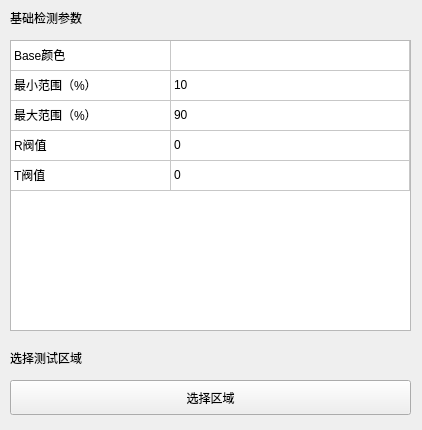
Qt form VisionDetect/InspHeightBaseWidget.ui (chuandongxu/AOI) before a commit.
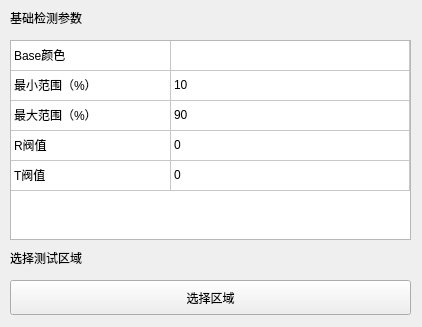
The same form after that commit.

Commit message:
3D Global Base Fun Test
1. Fun Test Done.

```diff
--- a/VisionDetect/InspHeightBaseWidget.ui
+++ b/VisionDetect/InspHeightBaseWidget.ui
@@ -7,7 +7,7 @@
     <x>0</x>
     <y>0</y>
     <width>422</width>
-    <height>430</height>
+    <height>327</height>
    </rect>
   </property>
   <property name="windowTitle">
@@ -19,7 +19,7 @@
      <x>10</x>
      <y>40</y>
      <width>401</width>
-     <height>291</height>
+     <height>200</height>
     </rect>
    </property>
    <property name="wordWrap">
@@ -126,7 +126,7 @@
    <property name="geometry">
     <rect>
      <x>10</x>
-     <y>380</y>
+     <y>280</y>
      <width>401</width>
      <height>35</height>
     </rect>
@@ -139,7 +139,7 @@
    <property name="geometry">
     <rect>
      <x>10</x>
-     <y>350</y>
+     <y>250</y>
      <width>101</width>
      <height>16</height>
     </rect>
```
The commit also changes 4 other files.
